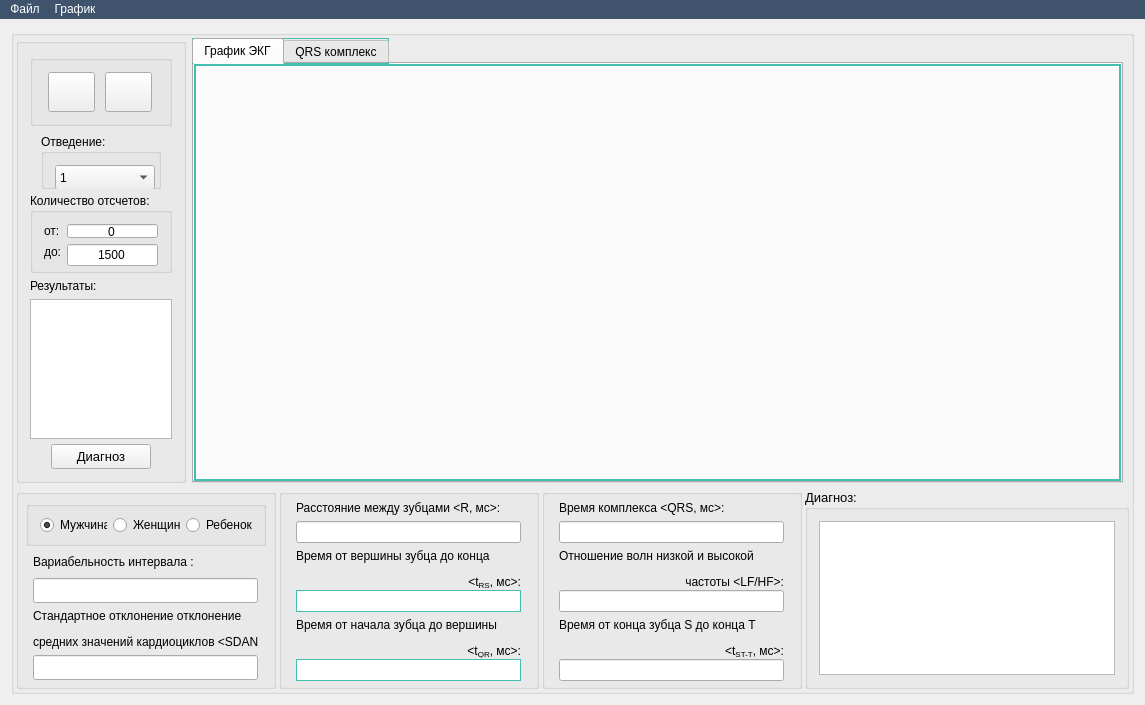
Above: mainwindow.ui from mihail727/ekp before the change. Below: the same form after it.
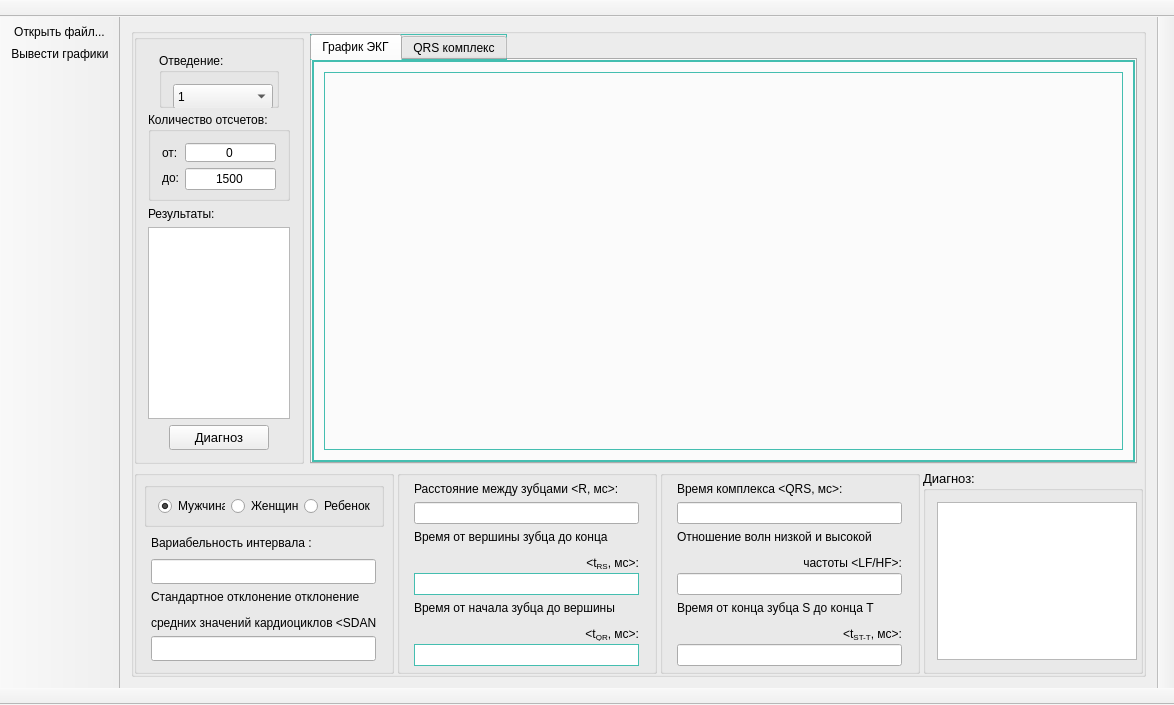
That is the form after the change. The open tabs and pages were chosen to show the change. Icons and pictures are not drawn. Custom widgets are drawn as their Qt base class.

The edit to the form file:
```diff
--- a/mainwindow.ui
+++ b/mainwindow.ui
@@ -20,8 +20,20 @@
    <string>MainWindow</string>
   </property>
   <property name="styleSheet">
-   <string notr="true">*{
-	background-color:rgb(241, 241, 241);
+   <string notr="true">QToolBar#toolBar_2 &gt; QLabel{
+	font-size: 10pt;
+}
+QToolBar{
+	background-color:rgb(63, 83, 109);
+    color: rgb(255, 255, 255);
+	border-color: rgb(63, 83, 109);
+}
+QToolBar &gt; QAction:hover{
+	background-color:rgb(68, 190, 176);
+}
+QToolBar &gt; *{
+	background-color:rgb(63, 83, 109);
+    color: rgb(255, 255, 255);
 }
 QLineEdit{
 	background-color:rgb(255, 255, 255);
@@ -163,7 +175,7 @@
     <string notr="true"/>
    </property>
    <layout class="QGridLayout" name="gridLayout">
-    <item row="0" column="0">
+    <item row="3" column="0">
      <widget class="QGroupBox" name="groupBox">
       <property name="sizePolicy">
        <sizepolicy hsizetype="Expanding" vsizetype="Expanding">
@@ -185,18 +197,18 @@
       </property>
       <layout class="QGridLayout" name="gridLayout_2">
        <property name="leftMargin">
-        <number>2</number>
+        <number>0</number>
        </property>
        <property name="topMargin">
-        <number>2</number>
+        <number>0</number>
        </property>
        <property name="rightMargin">
-        <number>2</number>
+        <number>0</number>
        </property>
        <property name="bottomMargin">
-        <number>2</number>
+        <number>0</number>
        </property>
-       <item row="1" column="0">
+       <item row="2" column="1">
         <layout class="QGridLayout" name="gridLayout_4">
          <item row="0" column="0">
           <widget class="QGroupBox" name="groupBox_4">
@@ -225,92 +237,6 @@
             <set>Qt::AlignLeading|Qt::AlignLeft|Qt::AlignVCenter</set>
            </property>
            <layout class="QVBoxLayout" name="verticalLayout">
-            <item>
-             <widget class="QGroupBox" name="groupBox_7">
-              <property name="sizePolicy">
-               <sizepolicy hsizetype="Expanding" vsizetype="Fixed">
-                <horstretch>0</horstretch>
-                <verstretch>0</verstretch>
-               </sizepolicy>
-              </property>
-              <property name="styleSheet">
-               <string notr="true"/>
-              </property>
-              <property name="title">
-               <string/>
-              </property>
-              <layout class="QHBoxLayout" name="horizontalLayout">
-               <item>
-                <widget class="QPushButton" name="FileBtn">
-                 <property name="sizePolicy">
-                  <sizepolicy hsizetype="Expanding" vsizetype="Fixed">
-                   <horstretch>0</horstretch>
-                   <verstretch>0</verstretch>
-                  </sizepolicy>
-                 </property>
-                 <property name="minimumSize">
-                  <size>
-                   <width>45</width>
-                   <height>40</height>
-                  </size>
-                 </property>
-                 <property name="maximumSize">
-                  <size>
-                   <width>47</width>
-                   <height>42</height>
-                  </size>
-                 </property>
-                 <property name="styleSheet">
-                  <string notr="true"/>
-                 </property>
-                 <property name="text">
-                  <string/>
-                 </property>
-                 <property name="iconSize">
-                  <size>
-                   <width>40</width>
-                   <height>40</height>
-                  </size>
-                 </property>
-                </widget>
-               </item>
-               <item>
-                <widget class="QPushButton" name="DrawBtn">
-                 <property name="sizePolicy">
-                  <sizepolicy hsizetype="Expanding" vsizetype="Expanding">
-                   <horstretch>0</horstretch>
-                   <verstretch>0</verstretch>
-                  </sizepolicy>
-                 </property>
-                 <property name="minimumSize">
-                  <size>
-                   <width>45</width>
-                   <height>40</height>
-                  </size>
-                 </property>
-                 <property name="maximumSize">
-                  <size>
-                   <width>47</width>
-                   <height>42</height>
-                  </size>
-                 </property>
-                 <property name="styleSheet">
-                  <string notr="true"/>
-                 </property>
-                 <property name="text">
-                  <string/>
-                 </property>
-                 <property name="iconSize">
-                  <size>
-                   <width>40</width>
-                   <height>40</height>
-                  </size>
-                 </property>
-                </widget>
-               </item>
-              </layout>
-             </widget>
-            </item>
             <item alignment="Qt::AlignHCenter">
              <widget class="QGroupBox" name="groupBox_6">
               <property name="sizePolicy">
@@ -640,6 +566,9 @@
              <height>430</height>
             </size>
            </property>
+           <property name="cursor">
+            <cursorShape>ArrowCursor</cursorShape>
+           </property>
            <property name="styleSheet">
             <string notr="true">border: 1px solid rgb(68, 190, 176);</string>
            </property>
@@ -647,7 +576,7 @@
             <enum>QTabWidget::Rounded</enum>
            </property>
            <property name="currentIndex">
-            <number>0</number>
+            <number>1</number>
            </property>
            <widget class="QWidget" name="tab">
             <property name="styleSheet">
@@ -656,6 +585,21 @@
             <attribute name="title">
              <string>График ЭКГ</string>
             </attribute>
+            <layout class="QHBoxLayout" name="horizontalLayout_2">
+             <item>
+              <widget class="QCustomPlot" name="chart1" native="true">
+               <property name="sizePolicy">
+                <sizepolicy hsizetype="Preferred" vsizetype="Preferred">
+                 <horstretch>0</horstretch>
+                 <verstretch>0</verstretch>
+                </sizepolicy>
+               </property>
+               <property name="cursor">
+                <cursorShape>CrossCursor</cursorShape>
+               </property>
+              </widget>
+             </item>
+            </layout>
            </widget>
            <widget class="QWidget" name="tab_2">
             <property name="sizePolicy">
@@ -676,6 +620,15 @@
             <attribute name="title">
              <string>QRS комплекс</string>
             </attribute>
+            <layout class="QHBoxLayout" name="horizontalLayout">
+             <item>
+              <widget class="QCustomPlot" name="chart2" native="true">
+               <property name="cursor">
+                <cursorShape>CrossCursor</cursorShape>
+               </property>
+              </widget>
+             </item>
+            </layout>
            </widget>
           </widget>
          </item>
@@ -1419,65 +1372,152 @@
     </item>
    </layout>
   </widget>
-  <widget class="QMenuBar" name="menuBar">
-   <property name="geometry">
-    <rect>
-     <x>0</x>
-     <y>0</y>
-     <width>1145</width>
-     <height>21</height>
-    </rect>
+  <widget class="QToolBar" name="toolBar">
+   <property name="sizePolicy">
+    <sizepolicy hsizetype="Fixed" vsizetype="Preferred">
+     <horstretch>0</horstretch>
+     <verstretch>0</verstretch>
+    </sizepolicy>
    </property>
-   <property name="styleSheet">
-    <string notr="true">selection-background-color: rgb(68, 190, 176);
-color: rgb(255, 255, 255);
-background-color: rgb(63, 83, 109);</string>
+   <property name="minimumSize">
+    <size>
+     <width>0</width>
+     <height>0</height>
+    </size>
    </property>
-   <widget class="QMenu" name="menu">
-    <property name="title">
-     <string>Файл</string>
-    </property>
-    <addaction name="action_2"/>
-    <addaction name="action_3"/>
-   </widget>
-   <widget class="QMenu" name="menu_2">
-    <property name="title">
-     <string>График</string>
-    </property>
-    <addaction name="action"/>
-    <addaction name="action_4"/>
-    <addaction name="action_5"/>
-   </widget>
-   <addaction name="menu"/>
-   <addaction name="menu_2"/>
+   <property name="contextMenuPolicy">
+    <enum>Qt::DefaultContextMenu</enum>
+   </property>
+   <property name="windowTitle">
+    <string>toolBar</string>
+   </property>
+   <property name="movable">
+    <bool>false</bool>
+   </property>
+   <property name="allowedAreas">
+    <set>Qt::NoToolBarArea</set>
+   </property>
+   <property name="iconSize">
+    <size>
+     <width>35</width>
+     <height>35</height>
+    </size>
+   </property>
+   <property name="toolButtonStyle">
+    <enum>Qt::ToolButtonIconOnly</enum>
+   </property>
+   <attribute name="toolBarArea">
+    <enum>LeftToolBarArea</enum>
+   </attribute>
+   <attribute name="toolBarBreak">
+    <bool>false</bool>
+   </attribute>
+   <addaction name="action_2"/>
+   <addaction name="action"/>
+  </widget>
+  <widget class="QToolBar" name="toolBar_2">
+   <property name="windowTitle">
+    <string>toolBar_2</string>
+   </property>
+   <property name="movable">
+    <bool>false</bool>
+   </property>
+   <property name="iconSize">
+    <size>
+     <width>20</width>
+     <height>20</height>
+    </size>
+   </property>
+   <attribute name="toolBarArea">
+    <enum>TopToolBarArea</enum>
+   </attribute>
+   <attribute name="toolBarBreak">
+    <bool>false</bool>
+   </attribute>
+  </widget>
+  <widget class="QToolBar" name="toolBar_3">
+   <property name="minimumSize">
+    <size>
+     <width>0</width>
+     <height>10</height>
+    </size>
+   </property>
+   <property name="windowTitle">
+    <string>toolBar_3</string>
+   </property>
+   <property name="movable">
+    <bool>false</bool>
+   </property>
+   <attribute name="toolBarArea">
+    <enum>BottomToolBarArea</enum>
+   </attribute>
+   <attribute name="toolBarBreak">
+    <bool>false</bool>
+   </attribute>
+  </widget>
+  <widget class="QToolBar" name="toolBar_4">
+   <property name="minimumSize">
+    <size>
+     <width>0</width>
+     <height>10</height>
+    </size>
+   </property>
+   <property name="windowTitle">
+    <string>toolBar_4</string>
+   </property>
+   <property name="movable">
+    <bool>false</bool>
+   </property>
+   <attribute name="toolBarArea">
+    <enum>RightToolBarArea</enum>
+   </attribute>
+   <attribute name="toolBarBreak">
+    <bool>false</bool>
+   </attribute>
   </widget>
   <action name="action_2">
+   <property name="checkable">
+    <bool>false</bool>
+   </property>
+   <property name="icon">
+    <iconset resource="resource.qrc">
+     <normaloff>:/resource/img/icons8-folder-48.png</normaloff>:/resource/img/icons8-folder-48.png</iconset>
+   </property>
    <property name="text">
     <string>Открыть файл...</string>
    </property>
-  </action>
-  <action name="action_3">
-   <property name="text">
-    <string>Выход</string>
+   <property name="iconText">
+    <string>Открыть файл...</string>
+   </property>
+   <property name="toolTip">
+    <string>Открыть файл...</string>
+   </property>
+   <property name="menuRole">
+    <enum>QAction::TextHeuristicRole</enum>
    </property>
   </action>
   <action name="action">
-   <property name="text">
-    <string>Построить</string>
+   <property name="icon">
+    <iconset resource="resource.qrc">
+     <normaloff>:/resource/img/iconfinder_15_3049264.png</normaloff>:/resource/img/iconfinder_15_3049264.png</iconset>
    </property>
-  </action>
-  <action name="action_4">
    <property name="text">
-    <string>Очистить</string>
+    <string>Вывести графики</string>
    </property>
-  </action>
-  <action name="action_5">
-   <property name="text">
-    <string>Восстановить масштаб</string>
+   <property name="iconText">
+    <string>Вывести графики</string>
    </property>
   </action>
  </widget>
  <layoutdefault spacing="6" margin="11"/>
+ <customwidgets>
+  <customwidget>
+   <class>QCustomPlot</class>
+   <extends>QWidget</extends>
+   <header>qcustomplot.h</header>
+   <container>1</container>
+  </customwidget>
+ </customwidgets>
  <tabstops>
   <tabstop>lineEdit_2</tabstop>
   <tabstop>lineEdit</tabstop>
```
Left out of the diff: 6 changed lines with no effect on the pictures.
